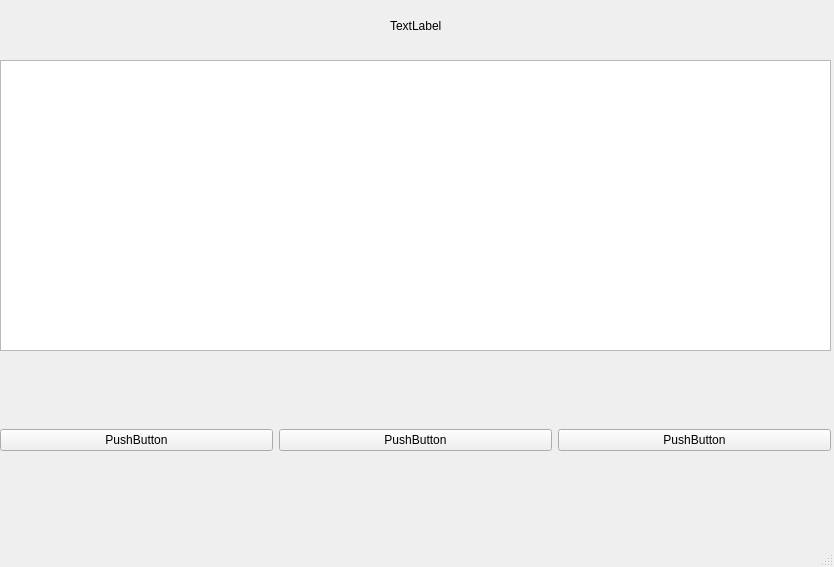
This is DZ2/mainwindow.ui in FramklinRus/Qt_dz as Qt 5 draws it before an edit. The edited form follows.
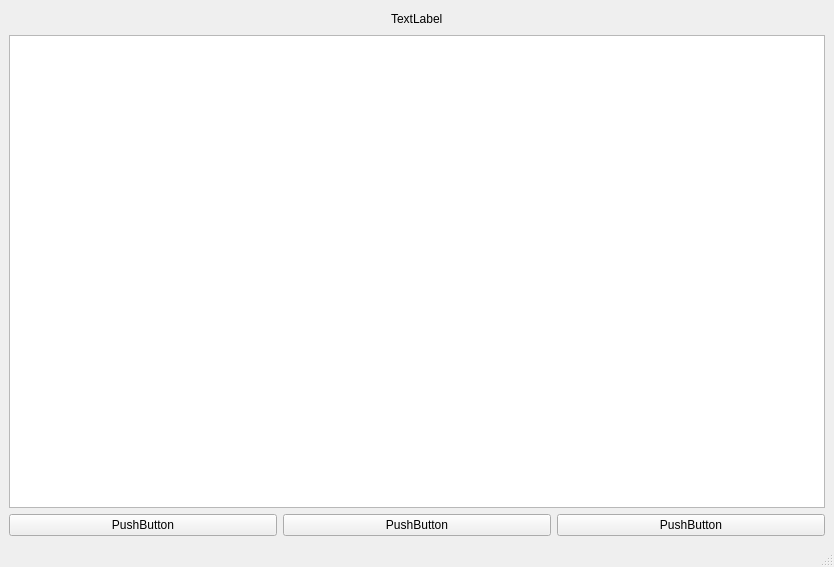
This is the edited form.

Commit message: Скомпоновал главную форму и убрал лишний connect

```diff
--- a/DZ2/mainwindow.ui
+++ b/DZ2/mainwindow.ui
@@ -14,63 +14,8 @@
    <string>MainWindow</string>
   </property>
   <widget class="QWidget" name="centralwidget">
-   <widget class="QWidget" name="horizontalLayoutWidget">
-    <property name="geometry">
-     <rect>
-      <x>0</x>
-      <y>350</y>
-      <width>831</width>
-      <height>181</height>
-     </rect>
-    </property>
-    <layout class="QHBoxLayout" name="horizontalLayout_3">
+   <layout class="QVBoxLayout" name="verticalLayout">
      <item>
-      <widget class="QPushButton" name="PB_Clear">
-       <property name="text">
-        <string>PushButton</string>
-       </property>
-      </widget>
-     </item>
-     <item>
-      <widget class="QPushButton" name="PB_circle">
-       <property name="text">
-        <string>PushButton</string>
-       </property>
-      </widget>
-     </item>
-     <item>
-      <widget class="QPushButton" name="PB_start_stop">
-       <property name="text">
-        <string>PushButton</string>
-       </property>
-      </widget>
-     </item>
-    </layout>
-   </widget>
-   <widget class="QWidget" name="verticalLayoutWidget">
-    <property name="geometry">
-     <rect>
-      <x>0</x>
-      <y>60</y>
-      <width>831</width>
-      <height>291</height>
-     </rect>
-    </property>
-    <layout class="QVBoxLayout" name="verticalLayout_4">
-     <item>
-      <widget class="QTextBrowser" name="text_log"/>
-     </item>
-    </layout>
-   </widget>
-   <widget class="QWidget" name="horizontalLayoutWidget_2">
-    <property name="geometry">
-     <rect>
-      <x>0</x>
-      <y>0</y>
-      <width>831</width>
-      <height>51</height>
-     </rect>
-    </property>
     <layout class="QHBoxLayout" name="horizontalLayout_2">
      <item>
       <spacer name="horizontalSpacer">
@@ -106,7 +51,40 @@
       </spacer>
      </item>
     </layout>
-   </widget>
+    </item>
+    <item>
+     <layout class="QVBoxLayout" name="verticalLayout_4">
+      <item>
+       <widget class="QTextBrowser" name="text_log"/>
+      </item>
+     </layout>
+    </item>
+    <item>
+     <layout class="QHBoxLayout" name="horizontalLayout_3">
+      <item>
+       <widget class="QPushButton" name="PB_Clear">
+        <property name="text">
+         <string>PushButton</string>
+        </property>
+       </widget>
+      </item>
+      <item>
+       <widget class="QPushButton" name="PB_circle">
+        <property name="text">
+         <string>PushButton</string>
+        </property>
+       </widget>
+      </item>
+      <item>
+       <widget class="QPushButton" name="PB_start_stop">
+        <property name="text">
+         <string>PushButton</string>
+        </property>
+       </widget>
+      </item>
+     </layout>
+    </item>
+   </layout>
   </widget>
   <widget class="QMenuBar" name="menubar">
    <property name="geometry">
```
Lines whose indentation alone changed are shown as unchanged. The commit also changes 3 other files.
